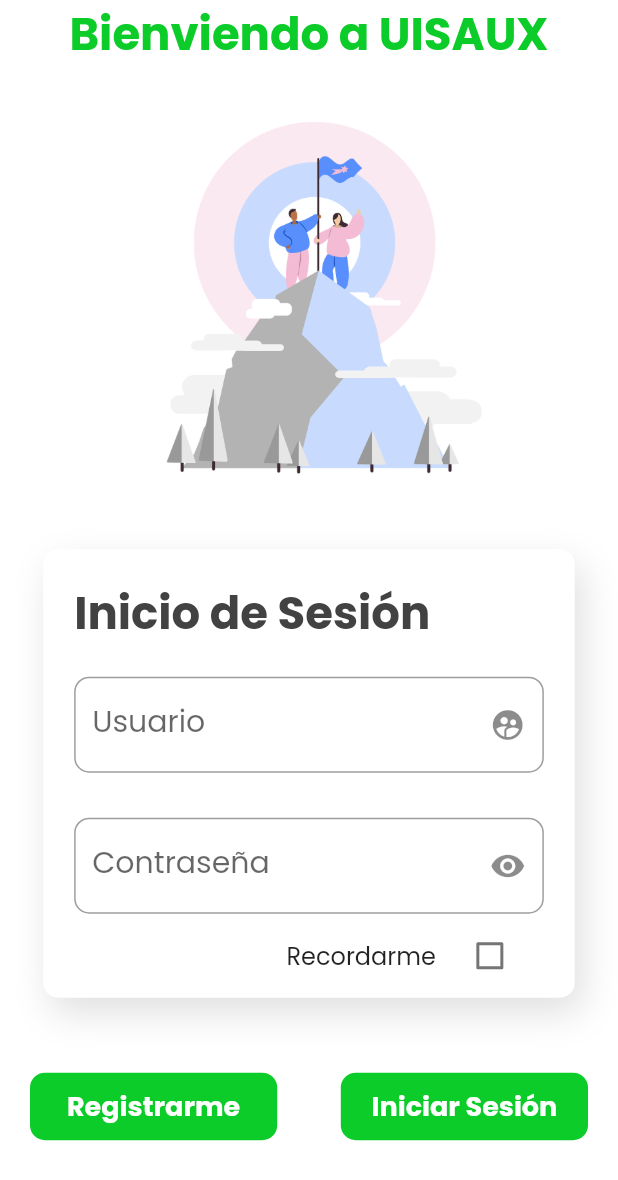
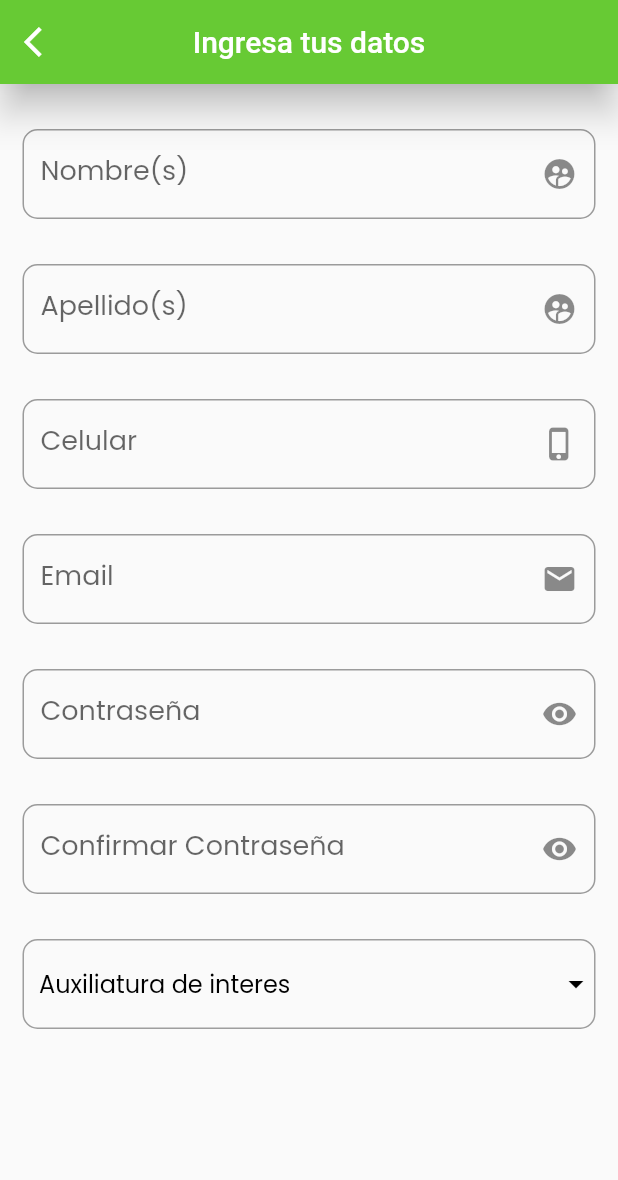
Before and after one commit to MiguelOquendoRincon/UISAUX, a Flutter app: the screen it shows after launch, after a tap on "Registrarme", on a phone screen of 412 x 824 dp. Shown: the top 1180 px of the screen. Run offline on Flutter 3.47's test engine with Material 2 defaults, Android fonts, the phone set to English and light mode, and no system bars; our stand-ins replace google_fonts.

```diff
--- a/lib/routes/routes.dart
+++ b/lib/routes/routes.dart
@@ -1,6 +1,8 @@
 import 'package:flutter/widgets.dart';
 import 'package:uis_aux/views/login.dart';
+import 'package:uis_aux/views/register.dart';
 
 Map<String, WidgetBuilder> appRoutes = {
   LoginScreen.routeName: (BuildContext context) => LoginScreen(),
+  RegisterScreen.routeName: (BuildContext context) => RegisterScreen()
 };
--- a/lib/views/login.dart
+++ b/lib/views/login.dart
@@ -90,7 +90,7 @@ class _LoginScreenState extends State<LoginScreen> {
             child: Text(
               'Inicio de Sesión',
               style: TextStyle(
-                fontSize: 30.0,
+                fontSize: 22.0,
                 color: Colors.grey[800],
                 fontWeight: FontWeight.bold
               ),
@@ -98,13 +98,14 @@ class _LoginScreenState extends State<LoginScreen> {
           ),
 
           Container(
+            height: 50.0,
             child: TextField(
               decoration: InputDecoration(
                 hintText: '',
                 labelText: 'Usuario',
                 suffixIcon: Icon(Icons.supervised_user_circle),
                 labelStyle: TextStyle(
-                  fontSize: 20.0
+                  fontSize: 18.0
                 ),
                 border: OutlineInputBorder(
                   borderRadius: BorderRadius.circular(10.0)
@@ -114,6 +115,7 @@ class _LoginScreenState extends State<LoginScreen> {
           ),
 
           Container(
+            height: 50.0,
             margin: EdgeInsets.only(top: 30.0),
             child: TextField(
               obscureText: !seePassword,
@@ -129,7 +131,7 @@ class _LoginScreenState extends State<LoginScreen> {
                   },
                 ),
                 labelStyle: TextStyle(
-                  fontSize: 20.0
+                  fontSize: 18.0
                 ),
                 border: OutlineInputBorder(
                   borderRadius: BorderRadius.circular(10.0)
@@ -176,7 +178,7 @@ class _LoginScreenState extends State<LoginScreen> {
               color: Color(0XFF0CCC29),
             ),
             child: FlatButton(
-              onPressed: (){},
+              onPressed: () => Navigator.pushNamed(context, 'register'),
               child: Text(
                 'Registrarme',
                 style: TextStyle(
@@ -217,35 +219,5 @@ class _LoginScreenState extends State<LoginScreen> {
     );
   }
 
-  Widget _socialContainer(){
-    return Container(
-      margin: EdgeInsets.only(top: 30.0),
-      child: Column(
-        children: [
-          Row(
-            children: [
-              Container(
-                height: 1.0,
-                width: size.width * 0.365,
-                margin: EdgeInsets.symmetric(horizontal: 10.0),
-                color: Colors.grey,
-              ),
-              Text('Redes Sociales'),
-              Container(
-                height: 1.0,
-                width: size.width * 0.365,
-                margin: EdgeInsets.symmetric(horizontal: 10.0),
-                color: Colors.grey,
-              ),
-            ],
-          ),
-
-
-
-        ],
-      )
-    );
-  }
-
 
 }
--- /dev/null
+++ b/lib/views/register.dart
@@ -0,0 +1,222 @@
+import 'package:flutter/material.dart';
+
+class RegisterScreen extends StatefulWidget {
+  static const routeName = 'register';
+  const RegisterScreen({ Key key }) : super(key: key);
+
+  @override
+  _RegisterScreenState createState() => _RegisterScreenState();
+}
+
+class _RegisterScreenState extends State<RegisterScreen> {
+
+  String _chosenValue = 'Auxiliatura de interes';
+
+  bool seePassword = false;
+  bool seePassword2 = false;
+
+
+  @override
+  Widget build(BuildContext context) {
+    return Scaffold(
+      appBar: AppBar(
+        centerTitle: true,
+        elevation: 10.0,
+        leading: IconButton(
+          icon: Icon(Icons.arrow_back_ios),
+          color: Colors.white,
+          onPressed: () => Navigator.pop(context),
+        ),
+        title: Text(
+          'Ingresa tus datos',
+          style: TextStyle(
+            color: Colors.white
+          ),
+        ),
+      ),
+
+      body: SafeArea(
+        child: SingleChildScrollView(
+          child: _inputs(),
+        )
+      ),
+    );
+  }
+
+  Widget _inputs(){
+    return Column(
+      children: [
+        Container(
+          margin: EdgeInsets.only(top: 30.0, right: 15.0, left: 15.0, bottom: 15.0),
+          height: 60.0,
+          child: TextField(
+            decoration: InputDecoration(
+              hintText: '',
+              labelText: 'Nombre(s)',
+              suffixIcon: Icon(Icons.supervised_user_circle),
+              labelStyle: TextStyle(
+                fontSize: 18.0
+              ),
+              border: OutlineInputBorder(
+                borderRadius: BorderRadius.circular(10.0)
+              )
+            ),
+          ),
+        ),
+
+        Container(
+          margin: EdgeInsets.symmetric(vertical: 15.0, horizontal: 15.0),
+          height: 60.0,
+          child: TextField(
+            decoration: InputDecoration(
+              hintText: '',
+              labelText: 'Apellido(s)',
+              suffixIcon: Icon(Icons.supervised_user_circle),
+              labelStyle: TextStyle(
+                fontSize: 18.0
+              ),
+              border: OutlineInputBorder(
+                borderRadius: BorderRadius.circular(10.0)
+              )
+            ),
+          ),
+        ),
+
+        Container(
+          margin: EdgeInsets.symmetric(vertical: 15.0, horizontal: 15.0),
+          height: 60.0,
+          child: TextField(
+            decoration: InputDecoration(
+              hintText: '',
+              labelText: 'Celular',
+              suffixIcon: Icon(Icons.phone_iphone),
+              labelStyle: TextStyle(
+                fontSize: 18.0
+              ),
+              border: OutlineInputBorder(
+                borderRadius: BorderRadius.circular(10.0)
+              )
+            ),
+          ),
+        ),
+
+        Container(
+          margin: EdgeInsets.symmetric(vertical: 15.0, horizontal: 15.0),
+          height: 60.0,
+          child: TextField(
+            decoration: InputDecoration(
+              hintText: '',
+              labelText: 'Email',
+              suffixIcon: Icon(Icons.email),
+              labelStyle: TextStyle(
+                fontSize: 18.0
+              ),
+              border: OutlineInputBorder(
+                borderRadius: BorderRadius.circular(10.0)
+              )
+            ),
+          ),
+        ),
+
+        Container(
+          margin: EdgeInsets.symmetric(vertical: 15.0, horizontal: 15.0),
+          height: 60.0,
+          child: TextField(
+            obscureText: !seePassword,
+            decoration: InputDecoration(
+              hintText: '',
+              labelText: 'Contraseña',
+              suffixIcon: IconButton(
+                icon: Icon(Icons.remove_red_eye),
+                onPressed: (){
+                  setState(() {
+                    seePassword = !seePassword;
+                  });
+                },
+              ),
+              labelStyle: TextStyle(
+                fontSize: 18.0
+              ),
+              border: OutlineInputBorder(
+                borderRadius: BorderRadius.circular(10.0)
+              )
+            ),
+          ),
+        ),
+
+        Container(
+          margin: EdgeInsets.symmetric(vertical: 15.0, horizontal: 15.0),
+          height: 60.0,
+          child: TextField(
+            obscureText: !seePassword2,
+            decoration: InputDecoration(
+              hintText: '',
+              labelText: 'Confirmar Contraseña',
+              suffixIcon: IconButton(
+                icon: Icon(Icons.remove_red_eye),
+                onPressed: (){
+                  setState(() {
+                    seePassword2 = !seePassword2;
+                  });
+                },
+              ),
+              labelStyle: TextStyle(
+                fontSize: 18.0
+              ),
+              border: OutlineInputBorder(
+                borderRadius: BorderRadius.circular(10.0)
+              )
+            ),
+          ),
+        ),
+
+
+        Container(
+          width: double.infinity,
+          height: 60.0,
+          margin: EdgeInsets.symmetric(vertical: 15.0, horizontal: 15.0),
+          padding: EdgeInsets.only(left: 10.0, top: 5.0),
+          decoration: BoxDecoration(
+            borderRadius: BorderRadius.circular(10.0),
+            border: Border.all(
+              color: Colors.grey
+            )
+          ),
+          child: DropdownButton<String>(
+            underline: Container(),
+            isExpanded: true,
+            value: _chosenValue,
+            iconEnabledColor:Colors.black,
+            items: <String>[
+              'Auxiliatura de interes',
+              'Android',
+              'IOS',
+              'Flutter',
+              'Node',
+              'Java',
+              'Python',
+              'PHP',
+            ].map<DropdownMenuItem<String>>((String value) {
+              return DropdownMenuItem<String>(
+                value: value,
+                child: Text(value,style:TextStyle(color:Colors.black),),
+              );
+            }).toList(),
+            hint:Text(
+              "Please choose a langauage",
+              style: TextStyle(
+                  color: Colors.black,
+                  fontSize: 14,
+                  fontWeight: FontWeight.w500),
+            ),
+            onChanged: (String value) {
+              setState(() {
+                _chosenValue = value;
+              });
+            },
+          ),
+        ),
+      ],
+    );
+  }
+}
```
